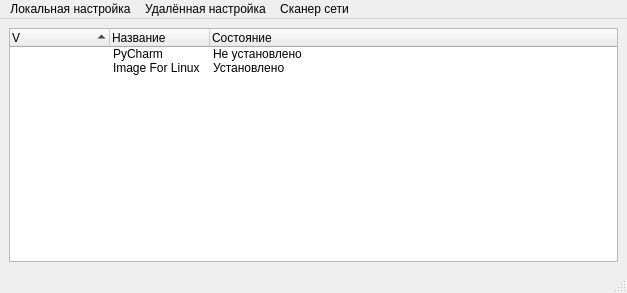
Before: the Qt Designer form adminka/qt/MainWindow.ui in dreadsolnce/currentProjects, drawn with Qt 5.
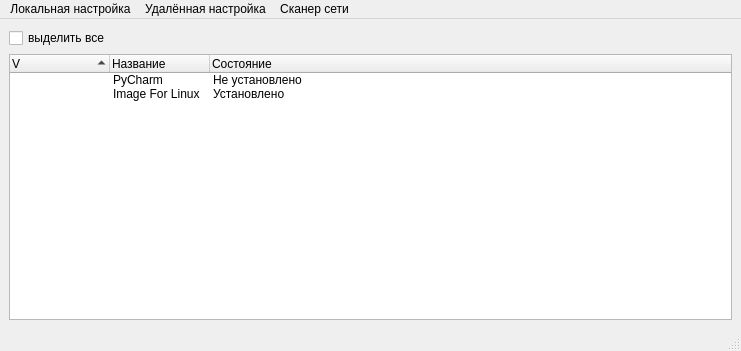
After: the same form once the commit is applied. Icons and pictures are not drawn.

The edit to the form file:
```diff
--- a/adminka/qt/MainWindow.ui
+++ b/adminka/qt/MainWindow.ui
@@ -6,8 +6,8 @@
    <rect>
     <x>0</x>
     <y>0</y>
-    <width>627</width>
-    <height>293</height>
+    <width>741</width>
+    <height>351</height>
    </rect>
   </property>
   <property name="contextMenuPolicy">
@@ -16,9 +16,16 @@
   <property name="windowTitle">
    <string>Настройщик ОС Linux</string>
   </property>
+  <property name="windowIcon">
+   <iconset>
+    <normaloff>../resources/ico/logo.svg</normaloff>../resources/ico/logo.svg</iconset>
+  </property>
+  <property name="toolButtonStyle">
+   <enum>Qt::ToolButtonIconOnly</enum>
+  </property>
   <widget class="QWidget" name="centralwidget">
    <layout class="QGridLayout" name="gridLayout">
-    <item row="0" column="0">
+    <item row="1" column="1">
      <widget class="QTreeWidget" name="treeWidget">
       <property name="sortingEnabled">
        <bool>true</bool>
@@ -71,6 +78,13 @@
       </item>
      </widget>
     </item>
+    <item row="0" column="1">
+     <widget class="QCheckBox" name="checkBox">
+      <property name="text">
+       <string>выделить все</string>
+      </property>
+     </widget>
+    </item>
    </layout>
   </widget>
   <widget class="QMenuBar" name="menubar">
@@ -78,7 +92,7 @@
     <rect>
      <x>0</x>
      <y>0</y>
-     <width>627</width>
+     <width>741</width>
      <height>24</height>
     </rect>
    </property>
```
